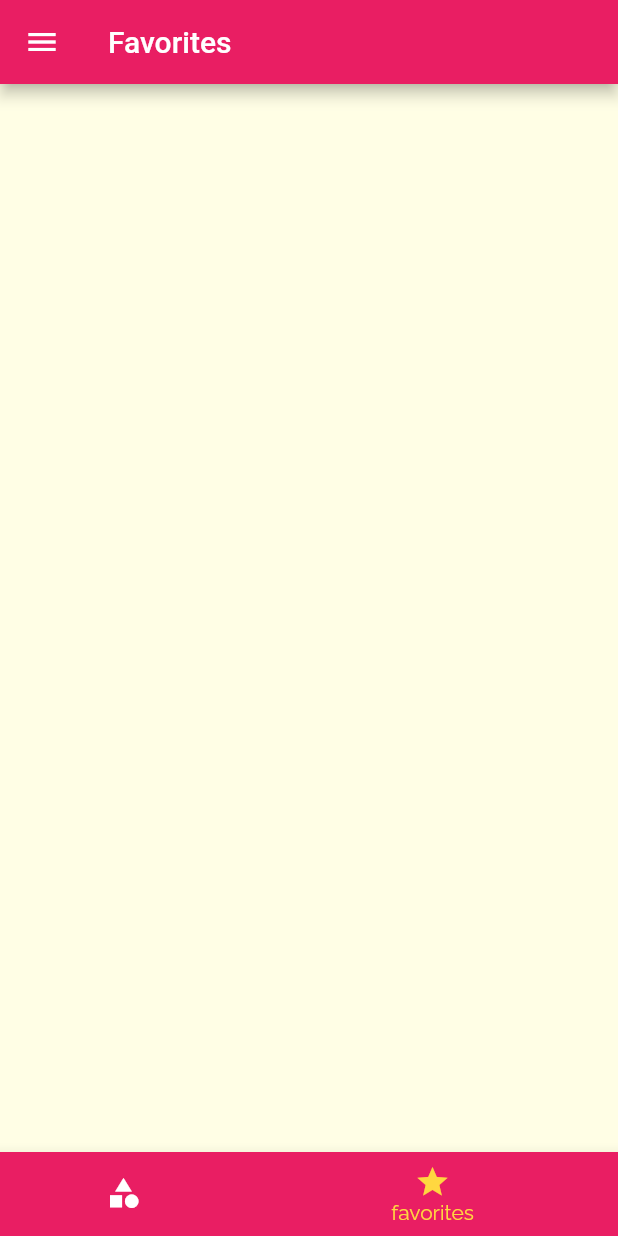
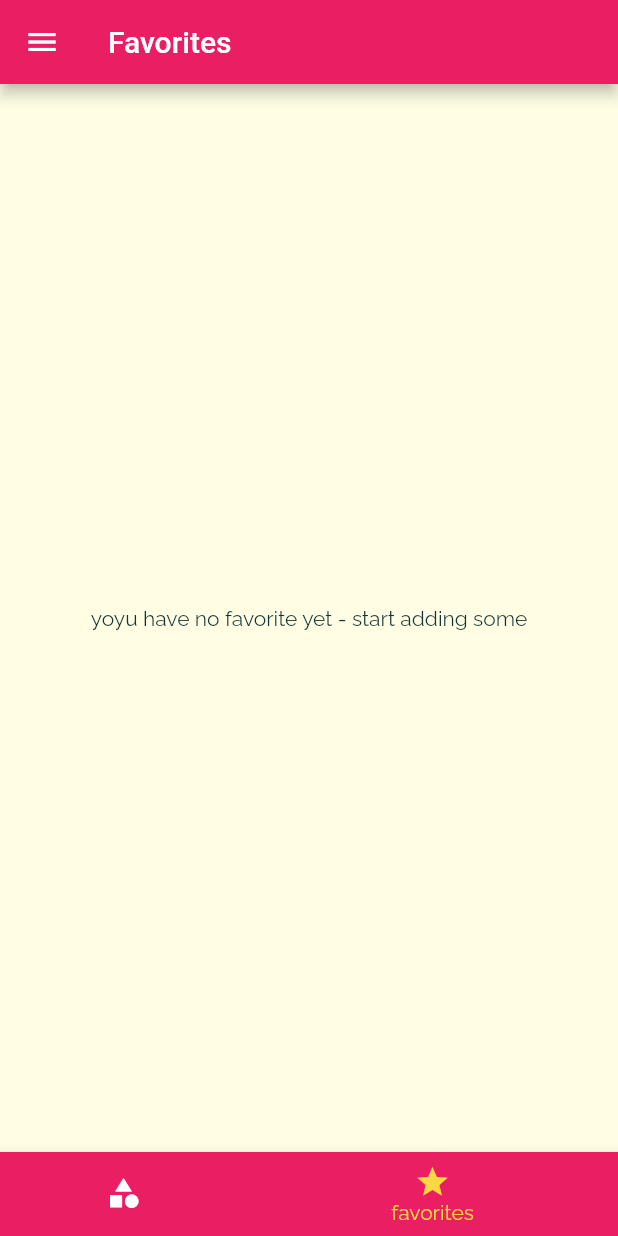
Before and after one commit to JunoSoft/fastmeals_app, a Flutter app: the screen it shows after launch, item 2 of the bottom bar chosen, on a phone screen of 412 x 824 dp. Run offline on Flutter 3.47's test engine with Material 2 defaults, Android fonts, the phone set to English and light mode, and no system bars.

Commit message:
added meal favorite selection screen

```diff
--- a/lib/main.dart
+++ b/lib/main.dart
@@ -27,6 +27,20 @@ class _MyAppState extends State<MyApp> {
     'vegeterian': false
   };
   List<Meal> _availableMeals = DUMMY_MEALS;
+  List<Meal> _favoriteMeals = [];
+  void _toggleFavorite(String mealId) {
+    final existingIndex =
+        _favoriteMeals.indexWhere((meal) => meal.id == mealId);
+    if (existingIndex >= 0) {
+      setState(() {
+        _favoriteMeals.removeAt(existingIndex);
+      });
+    } else {
+      setState(() {
+        _favoriteMeals.add(DUMMY_MEALS.firstWhere((meal) => meal.id == mealId));
+      });
+    }
+  }
 
   void _setFilters(Map<String, bool> filterData) {
     setState(() {
@@ -49,6 +63,10 @@ class _MyAppState extends State<MyApp> {
     });
   }
 
+  bool _isMealFavorite(String id) {
+    return _favoriteMeals.any((meal) => meal.id == id);
+  }
+
   // This widget is the root of your application.
   @override
   Widget build(BuildContext context) {
@@ -69,10 +87,13 @@ class _MyAppState extends State<MyApp> {
       // home: const CategoriesScreen(),
       initialRoute: '/',
       routes: {
-        '/': (ctx) => const TabsScreen(),
+        '/': (ctx) => TabsScreen(favoriteMeals: _favoriteMeals),
         CategoryMealsScreen.routeName: (ctx) =>
             CategoryMealsScreen(_availableMeals),
-        MealDetailsScreen.routeName: (ctx) => const MealDetailsScreen(),
+        MealDetailsScreen.routeName: (ctx) => MealDetailsScreen(
+              toggleFavorite: _toggleFavorite,
+              isFavorite: _isMealFavorite,
+            ),
         FiltersScreen.routeName: (ctx) => FiltersScreen(
               saveFilters: _setFilters,
               currentFilters: _filters,
--- a/lib/screens/category_meals_screen.dart
+++ b/lib/screens/category_meals_screen.dart
@@ -56,7 +56,7 @@ class _CategoryMealsScreenState extends State<CategoryMealsScreen> {
             complexity: displayedMeal![index].complexity,
             affordability: displayedMeal![index].affordability,
             duration: displayedMeal![index].duration,
-            removeItem: _removeMeal,
+            // removeItem: _removeMeal,
           );
         },
         itemCount: displayedMeal!.length,
--- a/lib/screens/favorite_screen.dart
+++ b/lib/screens/favorite_screen.dart
@@ -1,10 +1,32 @@
 import 'package:flutter/material.dart';
+import '../models/meal.dart';
+import '../widgets/meal_item.dart';
 
 class FavoriteScreen extends StatelessWidget {
-  const FavoriteScreen({super.key});
+  List<Meal> favoriteMeals;
+   FavoriteScreen({super.key,required this.favoriteMeals});
 
   @override
   Widget build(BuildContext context) {
-    return Container(child: ListView(),);
+    if(favoriteMeals.isEmpty){
+      return const Center(child: Text('yoyu have no favorite yet - start adding some'),);
+    }
+    else{
+
+    return  ListView.builder(
+        itemBuilder: (ctx, index) {
+          return MealItem(
+            id: favoriteMeals[index].id,
+            title: favoriteMeals[index].title,
+            imageUrl: favoriteMeals[index].imageUrl,
+            complexity: favoriteMeals[index].complexity,
+            affordability: favoriteMeals[index].affordability,
+            duration: favoriteMeals[index].duration,
+
+          );
+        },
+        itemCount: favoriteMeals.length,
+      );
+    }
   }
 }
--- a/lib/screens/tabs_screen.dart
+++ b/lib/screens/tabs_screen.dart
@@ -2,20 +2,29 @@ import 'package:flutter/material.dart';
 import '../screens/favorite_screen.dart';
 import '../screens/categories_screen.dart';
 import '../widgets/main_drawer.dart';
+import '../models/meal.dart';
 
 class TabsScreen extends StatefulWidget {
-  const TabsScreen({super.key});
+  List<Meal> favoriteMeals;
+
+    TabsScreen({super.key,required this.favoriteMeals});
 
   @override
   State<TabsScreen> createState() => _TabsScreenState();
+
 }
 
 class _TabsScreenState extends State<TabsScreen> {
+ List<Map<String, dynamic>>? _pages ;
   int _selectedPageIndex = 0;
-  final List<Map<String, dynamic>> _pages = [
+  @override
+  void initState() {
+_pages = [
     {'page': const CategoriesScreen(), 'title': 'Categories'},
-    {'page': const FavoriteScreen(), 'title': 'Favorites'}
+    {'page':  FavoriteScreen(favoriteMeals:widget.favoriteMeals), 'title': 'Favorites'}
   ];
+    super.initState();
+  }
   void _selectTab(int index) {
     setState(() {
       _selectedPageIndex = index;
@@ -26,9 +35,9 @@ class _TabsScreenState extends State<TabsScreen> {
   Widget build(BuildContext context) {
     return Scaffold(
       appBar: AppBar(
-        title: Text(_pages[_selectedPageIndex]['title']),
+        title: Text(_pages![_selectedPageIndex]['title']),
       ),
-      body: _pages[_selectedPageIndex]['page'],
+      body: _pages![_selectedPageIndex]['page'],
       drawer: const MainDrawer(),
       bottomNavigationBar: BottomNavigationBar(
           onTap: _selectTab,
--- a/lib/widgets/meal_item.dart
+++ b/lib/widgets/meal_item.dart
@@ -11,7 +11,7 @@ class MealItem extends StatelessWidget {
   final int duration;
   final Complexity complexity;
   final Affordability affordability;
-  final Function removeItem;
+
   const MealItem(
       {required this.id,
       required this.title,
@@ -19,7 +19,7 @@ class MealItem extends StatelessWidget {
       required this.complexity,
       required this.affordability,
       required this.duration,
-      required this.removeItem,
+
       super.key});
 
   void selectMeal(ctx) {
@@ -30,7 +30,7 @@ class MealItem extends StatelessWidget {
     )
         .then((result) {
       if (result != null) {
-        removeItem(result);
+        // removeItem(result);
       }
     });
   }
```
Also changed, not shown: lib/screens/meal_details_screen.dart (+6 -5 lines).
